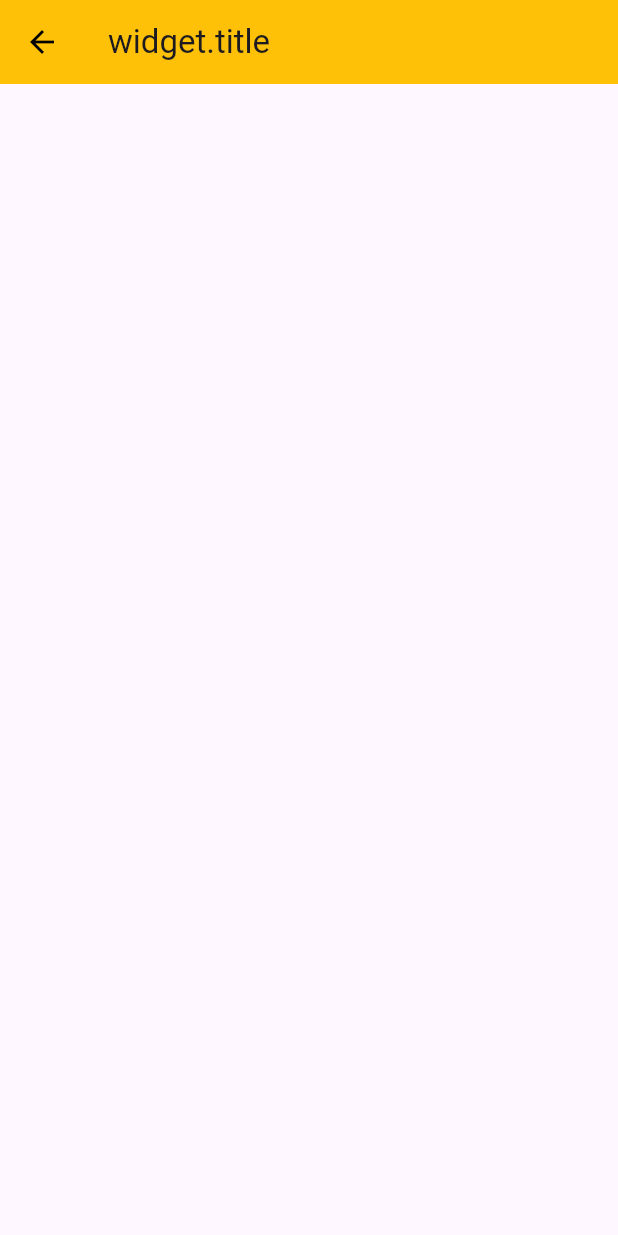
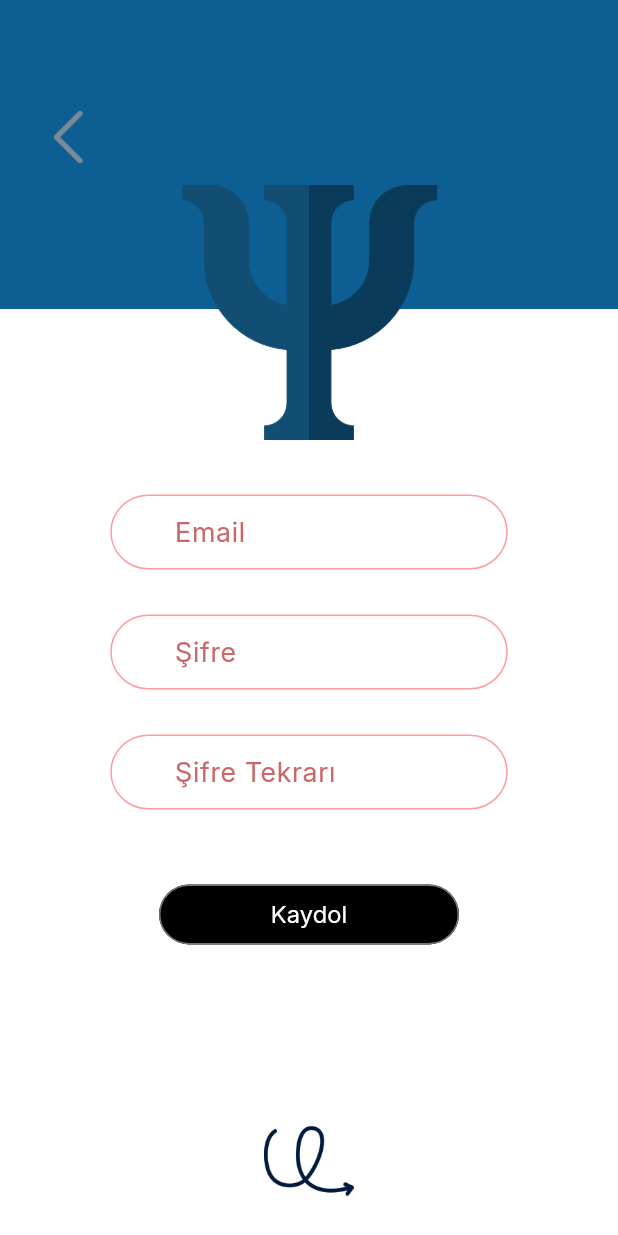
Before and after one commit to tugba0278/Benle-Kal, a Flutter app: the RegisterPsychologistPage screen opened by its route, on a phone screen of 412 x 824 dp. Run offline on Flutter 3.47's test engine with Material 3 defaults, Android fonts, the light colour scheme and no system bars; our stand-ins replace firebase_core; accounts and stored records are empty.

Commit message:
pyscholog register page' design finished

```diff
--- a/lib/pages/register_psychologist_page.dart
+++ b/lib/pages/register_psychologist_page.dart
@@ -1,4 +1,8 @@
 import 'package:flutter/material.dart';
+import 'package:psychology_app/classes/container1.dart';
+import 'package:psychology_app/classes/container2.dart';
+import 'package:psychology_app/classes/login_logo_container.dart';
+import 'package:psychology_app/styles.dart';
 
 class RegisterPsychologistPage extends StatefulWidget {
   const RegisterPsychologistPage({super.key});
@@ -9,18 +13,136 @@
 }
 
 class _RegisterPsychologistPageState extends State<RegisterPsychologistPage> {
+  final _formKey = GlobalKey<FormState>();
+  final TextEditingController _emailController =
+      TextEditingController(); //email input texti kontrol eder.
+  final TextEditingController _passwordController =
+      TextEditingController(); //şifre input texti kontrol eder.
+  final TextEditingController _repPasswordController =
+      TextEditingController(); //şifre tekrarı input texti kontrol eder.
+
+  @override
+  void dispose() {
+    _emailController.dispose(); //email objesi bellekten kaldırılır
+    _passwordController.dispose(); //şifre objesi bellekten kaldırılır
+    _repPasswordController.dispose(); //şifre tekrar objesi bellekten kaldırılır
+    super.dispose(); //widget'ın tamamı bellekten kaldırılır
+  }
+
   @override
   Widget build(BuildContext context) {
+    Container1 container1 = Container1();
+    Container2 container2 = Container2();
+    LogoContainer registerLogoContainer =
+        LogoContainer(imagePath: 'lib/assets/images/psycholog-logo.png');
+
     return Scaffold(
-      appBar: AppBar(
-        backgroundColor: Colors.amber,
-        title: Text(
-          "widget.title",
-          textAlign: TextAlign.center,
-        ),
-        leading: IconButton(
-          icon: Icon(Icons.arrow_back, color: Colors.black),
-          onPressed: () => Navigator.of(context).pop(),
+      backgroundColor: Colors.white,
+      body: SingleChildScrollView(
+        keyboardDismissBehavior: ScrollViewKeyboardDismissBehavior.onDrag,
+        child: Stack(
+          children: [
+            Column(
+              children: [
+                //blue container and back vector
+                Stack(
+                  children: [
+                    //blue container
+                    container1.buildContainer(context),
+                    //back vector
+                    Padding(
+                      padding: EdgeInsets.only(
+                          top: MediaQuery.of(context).size.height * 0.08,
+                          left: 20),
+                      child: IconButton(
+                          onPressed: () {
+                            Navigator.pop(context);
+                          },
+                          icon: backVectorStyle),
+                    )
+                  ],
+                ),
+
+                //white container
+                container2.buildContainer(context),
+              ],
+            ),
+            //logo container
+            registerLogoContainer.buildContainer(context),
+
+            //input text ve button
+            Center(
+              child: Padding(
+                padding: EdgeInsets.fromLTRB(
+                    60, MediaQuery.of(context).size.height * 0.4, 60, 0),
+                child: Form(
+                    key: _formKey,
+                    child: Column(
+                      mainAxisAlignment: MainAxisAlignment.center,
+                      crossAxisAlignment: CrossAxisAlignment.center,
+                      children: [
+                        SizedBox(
+                          width: 265,
+                          height: 50,
+                          child: TextFormField(
+                            decoration: const InputDecoration(
+                                labelText: '     Email',
+                                labelStyle: formTextStyle,
+                                enabledBorder: formBorderStyle,
+                                focusedBorder: formFocusBorderStyle),
+                            textAlign: TextAlign.center,
+                          ),
+                        ),
+                        const SizedBox(
+                          height: 30,
+                        ),
+                        SizedBox(
+                          width: 265,
+                          height: 50,
+                          child: TextFormField(
+                            decoration: const InputDecoration(
+                                labelText: '     Şifre',
+                                labelStyle: formTextStyle,
+                                enabledBorder: formBorderStyle,
+                                focusedBorder: formFocusBorderStyle),
+                            textAlign: TextAlign.center,
+                          ),
+                        ),
+                        const SizedBox(
+                          height: 30,
+                        ),
+                        SizedBox(
+                          width: 265,
+                          height: 50,
+                          child: TextFormField(
+                            decoration: const InputDecoration(
+                                labelText: '     Şifre Tekrarı',
+                                labelStyle: formTextStyle,
+                                enabledBorder: formBorderStyle,
+                                focusedBorder: formFocusBorderStyle),
+                            textAlign: TextAlign.center,
+                          ),
+                        ),
+                        const SizedBox(
+                          height: 50,
+                        ),
+                        SizedBox(
+                          width: 200,
+                          height: 40,
+                          child: OutlinedButton(
+                            onPressed: () {},
+                            child: Text(
+                              'Kaydol',
+                              style: logRegTextStyle,
+                            ),
+                            style: logRegButtonStyle,
+                          ),
+                        ),
+                      ],
+                    )),
+              ),
+            ),
+          ],
         ),
       ),
     );
--- a/lib/pages/register_student_page.dart
+++ b/lib/pages/register_student_page.dart
@@ -17,13 +17,14 @@
       TextEditingController(); //e-mailin girileceği text metnin kontrolünü sağlar.
   final TextEditingController _passwordController =
       TextEditingController(); //şifrenin girileceği text metnin kontrolünü sağlar.
-  final TextEditingController _repPasswordController = TextEditingController();
+  final TextEditingController _repPasswordController =
+      TextEditingController(); //şifre tekrarı text metnin kontrolünü sağlar.
 
   @override
   void dispose() {
     _emailController.dispose(); // email objesi bellekten kaldırılır
     _passwordController.dispose(); //şifre objesi bellekten kaldırılır
-    _repPasswordController.dispose();
+    _repPasswordController.dispose(); //şifre tekrar objesi bellekten kaldırılır
     super.dispose(); //widget'ın tamamı bellekten kaldırılır
   }
 
@@ -101,6 +102,7 @@
                                 labelStyle: formTextStyle,
                                 enabledBorder: formBorderStyle,
                                 focusedBorder: formFocusBorderStyle),
+                            textAlign: TextAlign.center,
                           ),
                         ),
                         const SizedBox(
```
